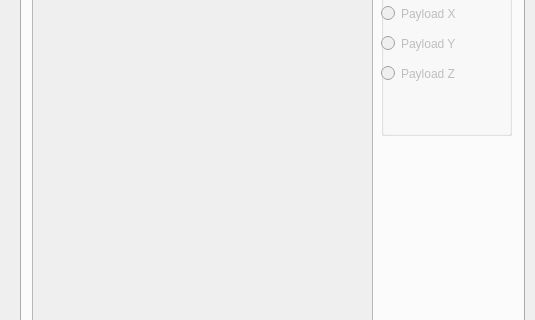
First picture: the form in Polymorphic_Engine_V1/mainwindow.ui, repository metherlence784/FYP-Polymorphic-Engine, before the edit; both pictures show x 0 to 535 and y 180 to 500 of the 535 by 700 pixel window.
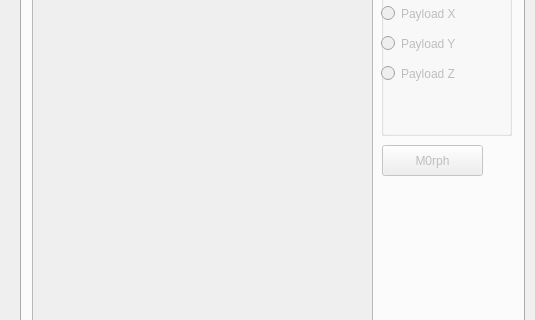
Second picture: the form after the edit.

The edit to the form file:
```diff
--- a/Polymorphic_Engine_V1/mainwindow.ui
+++ b/Polymorphic_Engine_V1/mainwindow.ui
@@ -194,6 +194,22 @@
        <string>Program Created By : Yoges And Friends</string>
       </property>
      </widget>
+     <widget class="QPushButton" name="Morph_Button">
+      <property name="enabled">
+       <bool>false</bool>
+      </property>
+      <property name="geometry">
+       <rect>
+        <x>360</x>
+        <y>270</y>
+        <width>101</width>
+        <height>31</height>
+       </rect>
+      </property>
+      <property name="text">
+       <string>M0rph</string>
+      </property>
+     </widget>
     </widget>
     <widget class="QWidget" name="Analysis">
      <attribute name="title">
```
Left out of the diff: 6 changed lines with no effect on the pictures.
